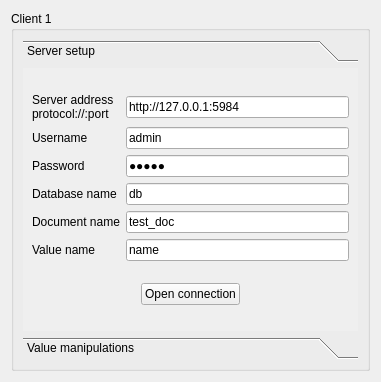
The window that CdbDraft/ClientWidget.ui (sergrt/couchdb_draft) describes before a commit, drawn with Qt 5.
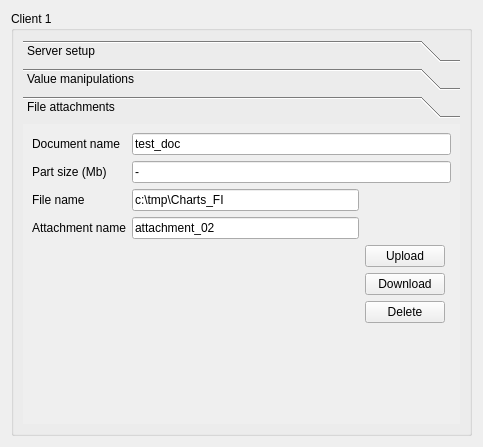
The same window after the commit. The open tabs and pages were chosen to show the change.

Commit message: Add playground for working with attachments Some minor improvements

What changed in the file:
```diff
--- a/CdbDraft/ClientWidget.ui
+++ b/CdbDraft/ClientWidget.ui
@@ -6,8 +6,8 @@
    <rect>
     <x>0</x>
     <y>0</y>
-    <width>381</width>
-    <height>382</height>
+    <width>483</width>
+    <height>447</height>
    </rect>
   </property>
   <property name="windowTitle">
@@ -30,8 +30,8 @@
           <rect>
            <x>0</x>
            <y>0</y>
-           <width>335</width>
-           <height>258</height>
+           <width>445</width>
+           <height>303</height>
           </rect>
          </property>
          <attribute name="label">
@@ -259,6 +259,111 @@
           </item>
          </layout>
         </widget>
+        <widget class="QWidget" name="page">
+         <property name="geometry">
+          <rect>
+           <x>0</x>
+           <y>0</y>
+           <width>445</width>
+           <height>303</height>
+          </rect>
+         </property>
+         <attribute name="label">
+          <string>File attachments</string>
+         </attribute>
+         <layout class="QGridLayout" name="gridLayout_2">
+          <item row="0" column="0">
+           <widget class="QLabel" name="label_9">
+            <property name="text">
+             <string>Document name</string>
+            </property>
+           </widget>
+          </item>
+          <item row="8" column="2">
+           <widget class="QPushButton" name="upload">
+            <property name="text">
+             <string>Upload</string>
+            </property>
+           </widget>
+          </item>
+          <item row="9" column="2">
+           <widget class="QPushButton" name="download">
+            <property name="text">
+             <string>Download</string>
+            </property>
+           </widget>
+          </item>
+          <item row="2" column="1">
+           <widget class="QLineEdit" name="attachment_file_name">
+            <property name="text">
+             <string>c:\tmp\Charts_FI</string>
+            </property>
+           </widget>
+          </item>
+          <item row="2" column="0">
+           <widget class="QLabel" name="label_11">
+            <property name="text">
+             <string>File name</string>
+            </property>
+           </widget>
+          </item>
+          <item row="3" column="1">
+           <widget class="QLineEdit" name="attachment_name">
+            <property name="text">
+             <string>attachment_02</string>
+            </property>
+           </widget>
+          </item>
+          <item row="0" column="1" colspan="3">
+           <widget class="QLineEdit" name="attachment_doc_name">
+            <property name="text">
+             <string>test_doc</string>
+            </property>
+           </widget>
+          </item>
+          <item row="11" column="1">
+           <spacer name="verticalSpacer">
+            <property name="orientation">
+             <enum>Qt::Vertical</enum>
+            </property>
+            <property name="sizeHint" stdset="0">
+             <size>
+              <width>20</width>
+              <height>40</height>
+             </size>
+            </property>
+           </spacer>
+          </item>
+          <item row="1" column="0">
+           <widget class="QLabel" name="label_10">
+            <property name="text">
+             <string>Part size (Mb)</string>
+            </property>
+           </widget>
+          </item>
+          <item row="1" column="1" colspan="3">
+           <widget class="QLineEdit" name="attachment_part_size">
+            <property name="text">
+             <string>-</string>
+            </property>
+           </widget>
+          </item>
+          <item row="10" column="2">
+           <widget class="QPushButton" name="delete_2">
+            <property name="text">
+             <string>Delete</string>
+            </property>
+           </widget>
+          </item>
+          <item row="3" column="0">
+           <widget class="QLabel" name="label_12">
+            <property name="text">
+             <string>Attachment name</string>
+            </property>
+           </widget>
+          </item>
+         </layout>
+        </widget>
        </widget>
       </item>
      </layout>
```
Left out of the diff: 4 changed lines with no effect on the pictures. The commit also changes 9 other files.
